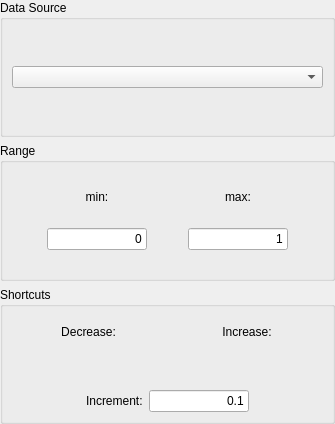
Old version of the form step/configure_controller.ui in the repository KDE/step.
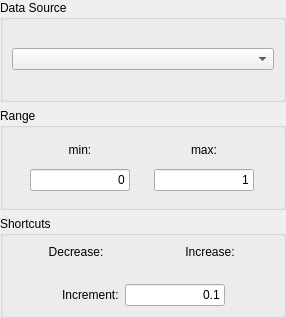
New version of the form. Custom widgets are drawn as their Qt base class.

```diff
--- a/step/configure_controller.ui
+++ b/step/configure_controller.ui
@@ -5,8 +5,8 @@
    <rect>
     <x>0</x>
     <y>0</y>
-    <width>335</width>
-    <height>424</height>
+    <width>286</width>
+    <height>318</height>
    </rect>
   </property>
   <property name="windowTitle" >
```
